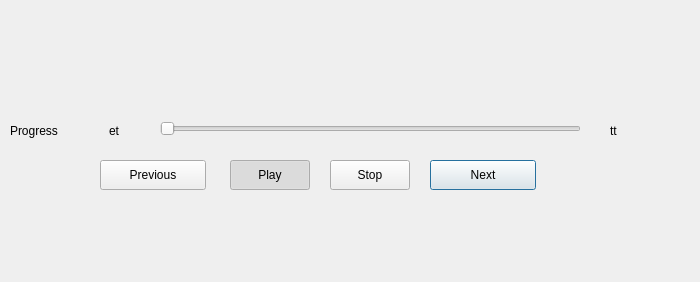
First picture: the form in MyPlayer/dialog.ui, repository ArachnidAgrajag/18xd27-package-music-player, before the edit.
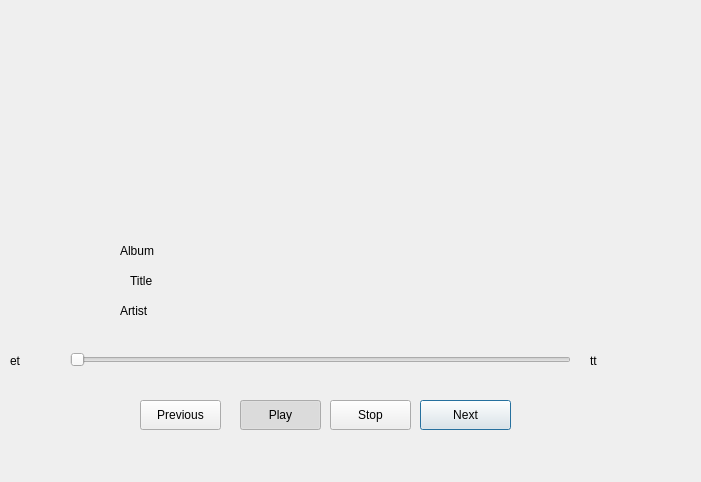
Second picture: the form after the edit.

```diff
--- a/MyPlayer/dialog.ui
+++ b/MyPlayer/dialog.ui
@@ -6,8 +6,8 @@
    <rect>
     <x>0</x>
     <y>0</y>
-    <width>700</width>
-    <height>282</height>
+    <width>701</width>
+    <height>482</height>
    </rect>
   </property>
   <property name="windowTitle">
@@ -16,9 +16,9 @@
   <widget class="QPushButton" name="nextButton">
    <property name="geometry">
     <rect>
-     <x>430</x>
-     <y>160</y>
-     <width>106</width>
+     <x>420</x>
+     <y>400</y>
+     <width>91</width>
      <height>30</height>
     </rect>
    </property>
@@ -29,9 +29,9 @@
   <widget class="QPushButton" name="previousButton">
    <property name="geometry">
     <rect>
-     <x>100</x>
-     <y>160</y>
-     <width>106</width>
+     <x>140</x>
+     <y>400</y>
+     <width>81</width>
      <height>30</height>
     </rect>
    </property>
@@ -42,8 +42,8 @@
   <widget class="QLabel" name="elapsedTime">
    <property name="geometry">
     <rect>
-     <x>109</x>
-     <y>120</y>
+     <x>10</x>
+     <y>350</y>
      <width>51</width>
      <height>21</height>
     </rect>
@@ -55,8 +55,8 @@
   <widget class="QLabel" name="totalTime">
    <property name="geometry">
     <rect>
-     <x>610</x>
-     <y>120</y>
+     <x>590</x>
+     <y>350</y>
      <width>80</width>
      <height>21</height>
     </rect>
@@ -65,13 +65,52 @@
     <string>tt</string>
    </property>
   </widget>
+  <widget class="QLabel" name="coverImg">
+   <property name="geometry">
+    <rect>
+     <x>210</x>
+     <y>30</y>
+     <width>211</width>
+     <height>191</height>
+    </rect>
+   </property>
+   <property name="text">
+    <string/>
+   </property>
+  </widget>
+  <widget class="QLabel" name="Artist">
+   <property name="geometry">
+    <rect>
+     <x>120</x>
+     <y>300</y>
+     <width>51</width>
+     <height>21</height>
+    </rect>
+   </property>
+   <property name="text">
+    <string>Artist</string>
+   </property>
+  </widget>
+  <widget class="QLabel" name="Album">
+   <property name="geometry">
+    <rect>
+     <x>120</x>
+     <y>240</y>
+     <width>51</width>
+     <height>21</height>
+    </rect>
+   </property>
+   <property name="text">
+    <string>Album</string>
+   </property>
+  </widget>
   <widget class="QSlider" name="sliderProgress">
    <property name="geometry">
     <rect>
-     <x>160</x>
-     <y>120</y>
-     <width>421</width>
-     <height>18</height>
+     <x>70</x>
+     <y>350</y>
+     <width>501</width>
+     <height>20</height>
     </rect>
    </property>
    <property name="orientation">
@@ -81,22 +120,22 @@
   <widget class="QLabel" name="label">
    <property name="geometry">
     <rect>
-     <x>10</x>
-     <y>120</y>
-     <width>72</width>
+     <x>130</x>
+     <y>270</y>
+     <width>41</width>
      <height>21</height>
     </rect>
    </property>
    <property name="text">
-    <string>Progress</string>
+    <string>Title</string>
    </property>
   </widget>
   <widget class="QPushButton" name="startButton">
    <property name="geometry">
     <rect>
-     <x>230</x>
-     <y>160</y>
-     <width>80</width>
+     <x>240</x>
+     <y>400</y>
+     <width>81</width>
      <height>30</height>
     </rect>
    </property>
@@ -114,8 +153,8 @@
    <property name="geometry">
     <rect>
      <x>330</x>
-     <y>160</y>
-     <width>80</width>
+     <y>400</y>
+     <width>81</width>
      <height>30</height>
     </rect>
    </property>
```
Left out of the diff: 4 changed lines with no effect on the pictures.
